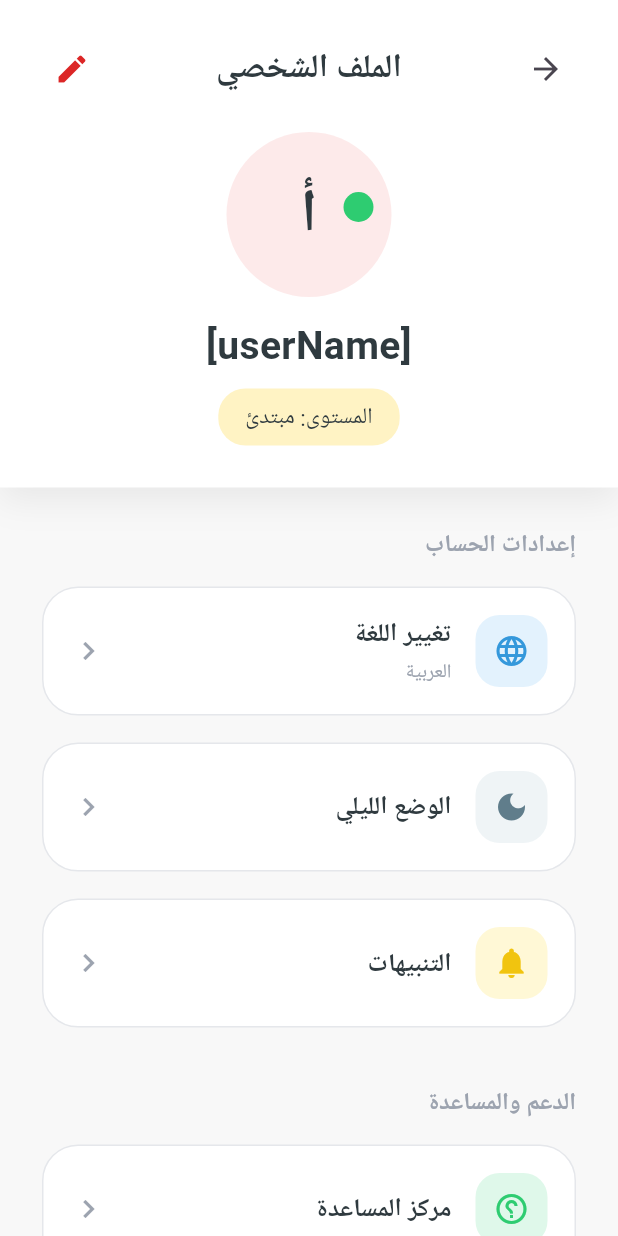
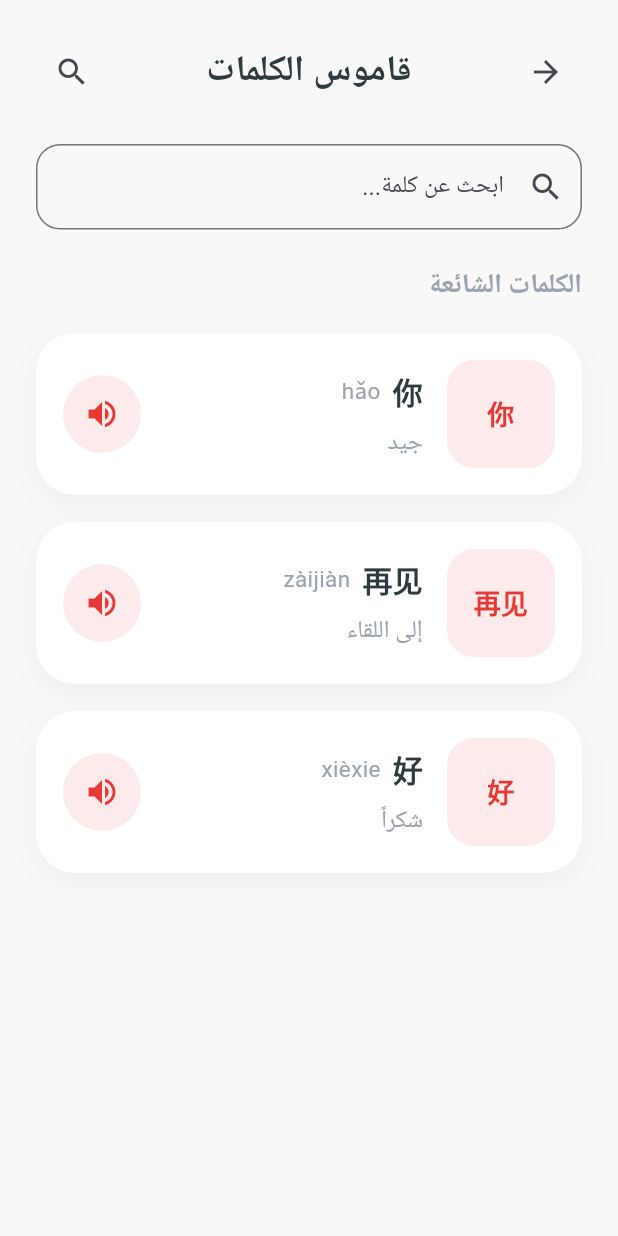
Before and after one commit to iwaladali/ChineseLearningApp, a Flutter app: the screen it shows after launch, on a phone screen of 412 x 824 dp. Run offline on Flutter 3.47's test engine with Material 3 defaults, Android fonts, the phone set to English and light mode, and no system bars; our stand-ins replace cloud_firestore, firebase_core; accounts and stored records are empty.

Commit message:
Added vocabulary screen UI

```diff
--- a/lib/main.dart
+++ b/lib/main.dart
@@ -14,6 +14,8 @@ import 'package:flutter_project/screens/vocabulary_show.dart';
 import 'package:flutter_project/screens/forgot_password_screen.dart';
 import 'package:flutter_project/screens/home_screen.dart';
 import 'package:flutter_project/screens/profile_screen.dart';
+import 'package:flutter_project/screens/vocabulary_screen.dart';
+
 
 void main() async {
   WidgetsFlutterBinding.ensureInitialized();
@@ -43,7 +45,7 @@ class MyApp extends StatelessWidget {
       debugShowCheckedModeBanner: false,
 
       routes: {
-        '/': (BuildContext ctx) => const ProfileScreen(),
+        '/': (BuildContext ctx) => const VocabularyScreen(),
 
         '/login': (BuildContext ctx) => const LoginScreen(),
 
--- /dev/null
+++ b/lib/screens/vocabulary_screen.dart
@@ -0,0 +1,126 @@
+import 'package:flutter_project/widgets/vocabulary_card.dart';
+import 'package:flutter/material.dart';
+
+class VocabularyScreen extends StatefulWidget {
+  const VocabularyScreen({super.key});
+
+  @override
+  State<VocabularyScreen> createState() => _VocabularyScreenState();
+}
+
+class _VocabularyScreenState extends State<VocabularyScreen> {
+
+  static const Color darkText = Color(0xFF2F3A3F);
+  static const Color greyText = Color(0xFF9CA3AF);
+
+  @override
+  Widget build(BuildContext context) {
+    return Directionality(
+        textDirection: TextDirection.rtl,
+        child: Scaffold(
+          backgroundColor: const Color(0xFFF8F8F8),
+          body: SafeArea(
+              child: Center(
+                child: ConstrainedBox(
+                    constraints: const BoxConstraints(maxWidth: 430),
+                    child: Column(
+                      children: [
+                        Padding(
+                            padding: const EdgeInsetsGeometry.all(24),
+                            child: Row(
+                              children: [
+                                IconButton(onPressed: (){
+                                  Navigator.pop(context);
+                                }, icon: const Icon(Icons.arrow_back)),
+                                const Expanded(child: Text('قاموس الكلمات',
+                                textAlign: TextAlign.center,
+                                style: TextStyle(
+                                  color: darkText,
+                                  fontSize: 24,
+                                  fontWeight: FontWeight.bold
+                                ),)),
+                                IconButton(onPressed: (){
+                                  // TODO: Open search mode.
+                                }, icon: const Icon(Icons.search))
+                              ],
+                            ),
+                        ),
+
+                        Padding(
+                            padding: const EdgeInsetsGeometry.symmetric(horizontal: 24),
+                        child: TextField(
+                          decoration: InputDecoration(
+                            hintText: 'ابحث عن كلمة...',
+                            prefixIcon: const Icon(Icons.search),
+                            border: OutlineInputBorder(
+                              borderRadius: BorderRadius.circular(16)
+                            )
+                          ),
+                          // TODO: Filter vocabulary list using VocabularyProvider.
+                        ),),
+                        const SizedBox(height: 24,),
+
+                        const Padding(
+                            padding: EdgeInsetsGeometry.symmetric(horizontal: 24),
+                        child: Align(
+                          alignment: Alignment.centerRight,
+                          child: Text('الكلمات الشائعة',
+                          style: TextStyle(
+                            color: greyText,
+                            fontSize: 18,
+                            fontWeight: FontWeight.w600
+                          ),),
+                        ),),
+                        const SizedBox(height: 18,),
+                        Expanded(
+                            child: ListView(
+                              padding: const EdgeInsets.symmetric(horizontal: 24),
+                              children: [
+                                VocabularyCard(
+                                    hanzi: '你',
+                                    pinyin: 'hǎo',
+                                    arabic: 'جيد',
+                                    onPlay: (){
+                                      // TODO: Play pronunciation using SpeechProvider.
+                                    },
+                              onTap: () {
+                                // TODO: Navigate to WordDetailsScreen.
+                                // TODO: Pass selected word object.
+                              },),
+                                VocabularyCard(
+                                    hanzi: '再见',
+                                    pinyin: 'zàijiàn',
+                                    arabic: 'إلى اللقاء',
+                                    onPlay: (){
+                                      // TODO: Play pronunciation using SpeechProvider.
+                                    },
+                                  onTap: () {
+                                    // TODO: Navigate to WordDetailsScreen.
+                                    // TODO: Pass selected word object.
+                                  },),
+                                VocabularyCard(
+                                    hanzi: '好',
+                                    pinyin: 'xièxie',
+                                    arabic: 'شكراً',
+                                    onPlay: (){
+                                      // TODO: Play pronunciation using SpeechProvider.
+                                    },
+                                    onTap: () {
+                          // TODO: Navigate to WordDetailsScreen.
+                          // TODO: Pass selected word object.
+                        },
+                                    ),
+                              ],
+                            )
+                        )
+                        // TODO: Replace static cards with VocabularyProvider data.
+                        // TODO: Load words from Firestore.
+                        // TODO: Add pagination if vocabulary grows.
+                      ],
+                    ),
+
+                ),
+              )),
+        ));
+  }
+}
--- /dev/null
+++ b/lib/widgets/vocabulary_card.dart
@@ -0,0 +1,125 @@
+import 'package:flutter/material.dart';
+
+class VocabularyCard extends StatelessWidget {
+  const VocabularyCard({
+    super.key,
+    required this.hanzi,
+    required this.pinyin,
+    required this.arabic,
+    required this.onPlay,
+    required this.onTap
+  });
+
+  final String hanzi;
+  final String pinyin;
+  final String arabic;
+  final VoidCallback onPlay;
+  final VoidCallback onTap;
+
+  static const Color primaryRed = Color(0xFFE53935);
+  static const Color lightRed = Color(0xFFFDEAEA);
+  static const Color darkText = Color(0xFF2F3A3F);
+  static const Color greyText = Color(0xFF9CA3AF);
+
+  @override
+  Widget build(BuildContext context) {
+    return InkWell(
+      onTap: onTap,
+      child: Container(
+        margin: const EdgeInsets.only(bottom: 18),
+        padding: const EdgeInsets.all(18),
+        decoration: BoxDecoration(
+          color: Colors.white,
+          borderRadius: BorderRadius.circular(26),
+          boxShadow: [
+            BoxShadow(
+              color: Colors.black.withValues(alpha: 0.04),
+              blurRadius: 14,
+              offset: const Offset(0, 6),
+            ),
+          ],
+        ),
+        child: Row(
+          children: [
+            Container(
+              width: 72,
+              height: 72,
+              decoration: BoxDecoration(
+                color: lightRed,
+                borderRadius: BorderRadius.circular(18),
+              ),
+              child: Center(
+                child: Text(
+                  hanzi,
+                  textAlign: TextAlign.center,
+                  style: const TextStyle(
+                    color: primaryRed,
+                    fontSize: 18,
+                    fontWeight: FontWeight.bold,
+                  ),
+                ),
+              ),
+            ),
+
+            const SizedBox(width: 16),
+
+            Expanded(
+              child: Column(
+                crossAxisAlignment: CrossAxisAlignment.start,
+                children: [
+                  Row(
+                    children: [
+                      Text(
+                        hanzi,
+                        style: const TextStyle(
+                          color: darkText,
+                          fontSize: 20,
+                          fontWeight: FontWeight.bold,
+                        ),
+                      ),
+                      const SizedBox(width: 8),
+                      Text(
+                        pinyin,
+                        style: const TextStyle(
+                          color: greyText,
+                          fontSize: 15,
+                        ),
+                      ),
+                    ],
+                  ),
+
+                  const SizedBox(height: 8),
+
+                  Text(
+                    arabic,
+                    style: const TextStyle(
+                      color: greyText,
+                      fontSize: 16,
+                    ),
+                  ),
+                ],
+              ),
+            ),
+
+            InkWell(
+              onTap: onPlay,
+              borderRadius: BorderRadius.circular(50),
+              child: Container(
+                width: 52,
+                height: 52,
+                decoration: const BoxDecoration(
+                  color: lightRed,
+                  shape: BoxShape.circle,
+                ),
+                child: const Icon(
+                  Icons.volume_up,
+                  color: primaryRed,
+                ),
+              ),
+            ),
+          ],
+        ),
+      ),
+    );
+  }
+}
```
